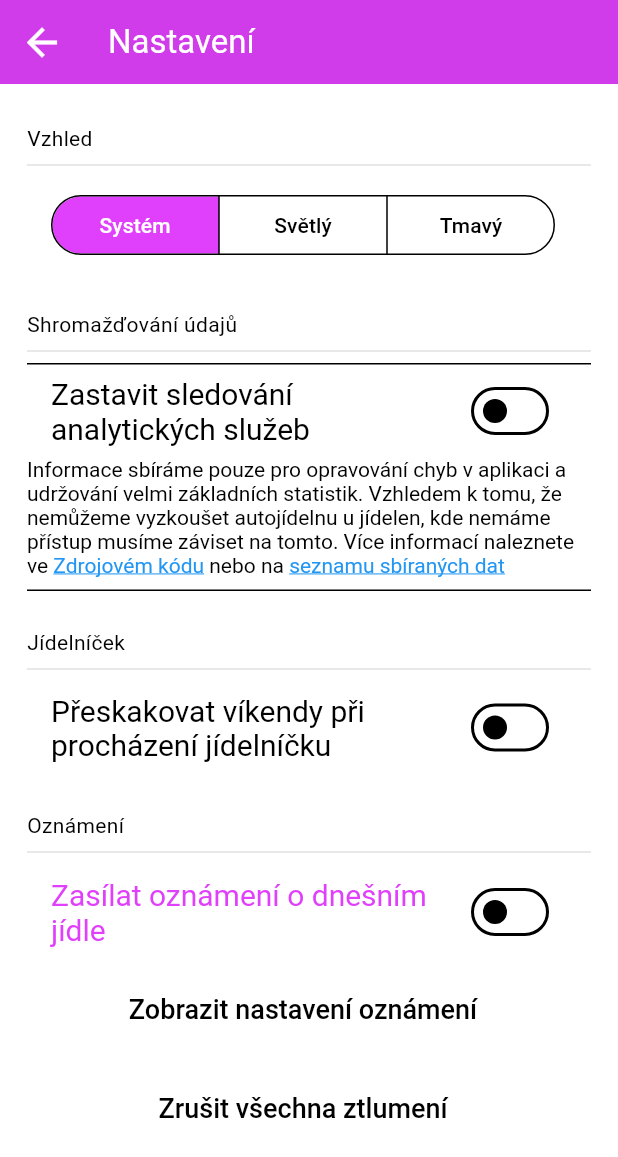
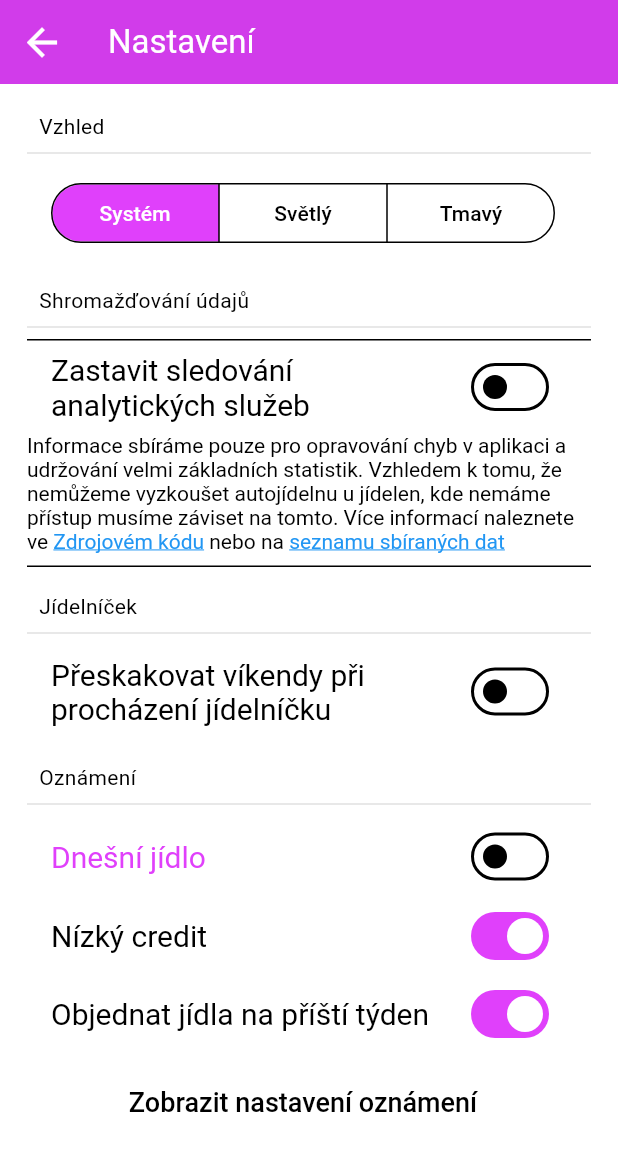
Before and after one commit to App-Elevate/AUT.aplikace-legacy, a Flutter app: the AnalyticSettingsPage screen opened directly, after a tap on "Zastavit sledování analytických služeb", on a phone screen of 412 x 824 dp. Shown: the top 1157 px of the screen. Run offline on Flutter 3.47's test engine with Material 2 defaults, Android fonts, the phone set to English and light mode, and no system bars; our stand-ins replace awesome_notifications, device_info_plus, dio, firebase_analytics, firebase_core, firebase_crashlytics and 9 more; missing offline and left inert: background_fetch, canteenlib, install_plugin, markdown; accounts and stored records are empty; network calls fail; statements that could not run were skipped; project files that could hold a hidden picture were left out.

Commit message:
idk what im doing

```diff
--- a/lib/pages/settings.dart
+++ b/lib/pages/settings.dart
@@ -10,9 +10,12 @@ class AnalyticSettingsPage extends StatelessWidget {
   final ValueNotifier<bool> collectData = ValueNotifier<bool>(!analyticsEnabledGlobally);
   final ValueNotifier<bool> skipWeekendsNotifier = ValueNotifier<bool>(skipWeekends);
   final ValueNotifier<bool> jidloNotificationNotifier = ValueNotifier<bool>(false);
+  final ValueNotifier<bool> lowCreditNotificationNotifier = ValueNotifier<bool>(true);
+  final ValueNotifier<bool> nextWeekOrderNotificationNotifier = ValueNotifier<bool>(true);
   final ValueNotifier<String> jidloNotificationTime = ValueNotifier<String>("11:00");
 
   Future<void> setSettings() async {
+    LoginDataAutojidelna loginData = await loggedInCanteen.getLoginDataFromSecureStorage();
     String? analyticsDisabled = await loggedInCanteen.readData('disableAnalytics');
     if (kDebugMode) {
       analyticsDisabled = '1';
@@ -44,6 +47,20 @@ class AnalyticSettingsPage extends StatelessWidget {
     } else {
       jidloNotificationTime.value = jidloNotificationTimeString;
     }
+    for (LoggedInUser uzivatel in loginData.users) {
+      String? lowCreditNotificationString = await loggedInCanteen.readData('ignore_kredit_${uzivatel.username}');
+      if (lowCreditNotificationString == '') {
+        lowCreditNotificationNotifier.value = true;
+      } else {
+        lowCreditNotificationNotifier.value = false;
+      }
+      String? nextWeekOrderNotificationString = await loggedInCanteen.readData('ignore_objednat_${uzivatel.username}');
+      if (nextWeekOrderNotificationString == '') {
+        nextWeekOrderNotificationNotifier.value = true;
+      } else {
+        nextWeekOrderNotificationNotifier.value = false;
+      }
+    }
   }
 
   @override
@@ -72,7 +89,8 @@ class AnalyticSettingsPage extends StatelessWidget {
           } else {
             return const SizedBox();
           }
-          }),
+        },
+      ),
     );
   }
 
@@ -83,7 +101,7 @@ class AnalyticSettingsPage extends StatelessWidget {
         crossAxisAlignment: CrossAxisAlignment.start,
         children: [
           const Padding(
-            padding: EdgeInsets.only(top: 8.0),
+            padding: EdgeInsets.symmetric(horizontal: 8.0),
             child: Text('Jídelníček'),
           ),
           const Divider(),
@@ -119,7 +137,7 @@ class AnalyticSettingsPage extends StatelessWidget {
         crossAxisAlignment: CrossAxisAlignment.start,
         children: [
           const Padding(
-            padding: EdgeInsets.only(top: 8.0),
+            padding: EdgeInsets.symmetric(horizontal: 8.0),
             child: Text('Debug Options'),
           ),
           const Divider(),
@@ -143,12 +161,12 @@ class AnalyticSettingsPage extends StatelessWidget {
         crossAxisAlignment: CrossAxisAlignment.start,
         children: [
           const Padding(
-            padding: EdgeInsets.only(top: 8.0),
+            padding: EdgeInsets.symmetric(horizontal: 8.0),
             child: Text('Oznámení'),
           ),
           const Divider(),
           ExpansionTile(
-            title: const Text("Zasílat oznámení o dnešním jídle"),
+            title: const Text("Dnešní jídlo"),
             trailing: ValueListenableBuilder(
               valueListenable: jidloNotificationNotifier,
               builder: (context, value, child) {
@@ -163,7 +181,8 @@ class AnalyticSettingsPage extends StatelessWidget {
                     }
                   },
                 );
-                }),
+              },
+            ),
             children: [
               Row(
                 mainAxisAlignment: MainAxisAlignment.spaceEvenly,
@@ -175,18 +194,63 @@ class AnalyticSettingsPage extends StatelessWidget {
                       return ElevatedButton(
                         onPressed: () async {
                           TimeOfDay? timeOfDay = await showTimePicker(
-                                  context: context,
-                                  initialTime: TimeOfDay(hour: int.parse(value.split(':')[0]), minute: int.parse(value.split(':')[1])));
+                              context: context, initialTime: TimeOfDay(hour: int.parse(value.split(':')[0]), minute: int.parse(value.split(':')[1])));
                           if (timeOfDay != null && context.mounted) {
                             jidloNotificationTime.value = timeOfDay.format(context);
                             loggedInCanteen.saveData("FoodNotificationTime", timeOfDay.format(context));
                           }
                         },
-                            child: Text(value));
-                      }),
+                        child: Text(value),
+                      );
+                    },
+                  ),
                 ],
               )
             ],
+          ),
+          ListTile(
+            title: const Text("Nízký credit"),
+            trailing: ValueListenableBuilder(
+              valueListenable: lowCreditNotificationNotifier,
+              builder: (context, value, child) {
+                return Switch.adaptive(
+                  value: value,
+                  onChanged: (value) async {
+                    LoginDataAutojidelna loginData = await loggedInCanteen.getLoginDataFromSecureStorage();
+                    lowCreditNotificationNotifier.value = value;
+                    for (LoggedInUser uzivatel in loginData.users) {
+                      if (value) {
+                        loggedInCanteen.saveData('ignore_kredit_${uzivatel.username}', '');
+                      } else {
+                        loggedInCanteen.saveData('ignore_kredit_${uzivatel.username}', '1');
+                      }
+                    }
+                  },
+                );
+              },
+            ),
+          ),
+          ListTile(
+            title: const Text("Objednat jídla na příští týden"),
+            trailing: ValueListenableBuilder(
+              valueListenable: nextWeekOrderNotificationNotifier,
+              builder: (context, value, child) {
+                return Switch.adaptive(
+                  value: value,
+                  onChanged: (value) async {
+                    LoginDataAutojidelna loginData = await loggedInCanteen.getLoginDataFromSecureStorage();
+                    nextWeekOrderNotificationNotifier.value = value;
+                    for (LoggedInUser uzivatel in loginData.users) {
+                      if (value) {
+                        loggedInCanteen.saveData('ignore_objednat_${uzivatel.username}', '');
+                      } else {
+                        loggedInCanteen.saveData('ignore_objednat_${uzivatel.username}', '1');
+                      }
+                    }
+                  },
+                );
+              },
+            ),
           ),
           ListTile(
             title: ElevatedButton(
@@ -196,28 +260,28 @@ class AnalyticSettingsPage extends StatelessWidget {
               child: const Text('Zobrazit nastavení oznámení'),
             ),
           ),
-          ListTile(
-            title: ElevatedButton(
-              onPressed: () async {
-                LoginDataAutojidelna loginData = await loggedInCanteen.getLoginDataFromSecureStorage();
-                for (LoggedInUser uzivatel in loginData.users) {
-                  loggedInCanteen.saveData('ignore_objednat_${uzivatel.username}', '');
-                  loggedInCanteen.saveData('ignore_kredit_${uzivatel.username}', '');
-                }
-                // Find the ScaffoldMessenger in the widget tree
-                // and use it to show a SnackBar.
-                if (context.mounted && !snackbarshown.shown) {
-                  ScaffoldMessenger.of(context)
-                      .showSnackBar(snackbarFunction('Nyní se zase budou zobrazovat všechna oznámení 👍'))
-                      .closed
-                      .then((SnackBarClosedReason reason) {
-                    snackbarshown.shown = false;
-                  });
-                }
-              },
-              child: const Text('Zrušit všechna ztlumení'),
-            ),
-          ),
+          // ListTile(
+          //   title: ElevatedButton(
+          //     onPressed: () async {
+          //       LoginDataAutojidelna loginData = await loggedInCanteen.getLoginDataFromSecureStorage();
+          //       for (LoggedInUser uzivatel in loginData.users) {
+          //         loggedInCanteen.saveData('ignore_objednat_${uzivatel.username}', '');
+          //         loggedInCanteen.saveData('ignore_kredit_${uzivatel.username}', '');
+          //       }
+          //       // Find the ScaffoldMessenger in the widget tree
+          //       // and use it to show a SnackBar.
+          //       if (context.mounted && !snackbarshown.shown) {
+          //         ScaffoldMessenger.of(context)
+          //             .showSnackBar(snackbarFunction('Nyní se zase budou zobrazovat všechna oznámení 👍'))
+          //             .closed
+          //             .then((SnackBarClosedReason reason) {
+          //           snackbarshown.shown = false;
+          //         });
+          //       }
+          //     },
+          //     child: const Text('Zrušit všechna ztlumení'),
+          //   ),
+          // ),
         ],
       ),
     );
@@ -230,7 +294,7 @@ class AnalyticSettingsPage extends StatelessWidget {
         crossAxisAlignment: CrossAxisAlignment.start,
         children: [
           const Padding(
-            padding: EdgeInsets.only(top: 8.0),
+            padding: EdgeInsets.symmetric(horizontal: 8.0),
             child: Text('Shromažďování údajů'),
           ),
           const Divider(),
@@ -315,7 +379,7 @@ class _GraphicsState extends State<_Graphics> {
         crossAxisAlignment: CrossAxisAlignment.start,
         children: [
           const Padding(
-            padding: EdgeInsets.only(top: 8.0),
+            padding: EdgeInsets.symmetric(horizontal: 8.0),
             child: Text('Vzhled'),
           ),
           const Divider(),
```
Also changed, not shown: 1 other file. Lines whose indentation alone changed are shown as unchanged.
